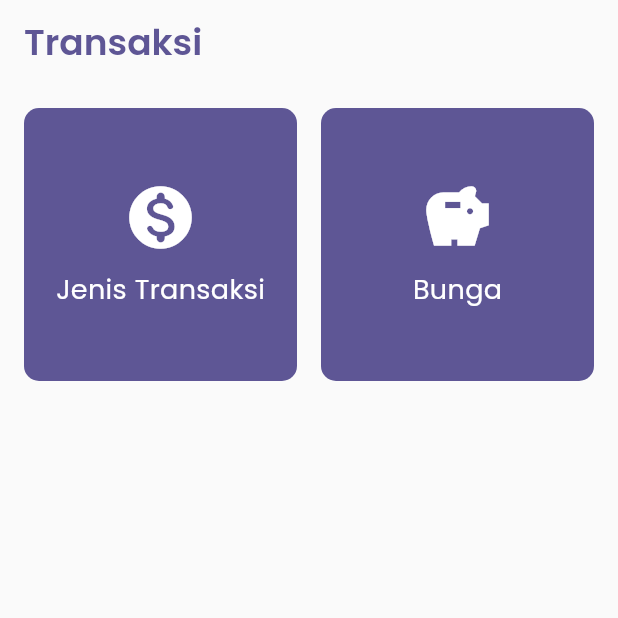
After one commit to ayukrisn/tugas_progmob_2, a Flutter app: the Transaction screen opened by its route, on a phone screen of 412 x 824 dp, the top half of it. The commit adds this screen. Run offline on Flutter 3.47's test engine with Material 3 defaults, Android fonts, the phone set to English and light mode, and no system bars; our stand-ins replace dio, get, get_storage; accounts and stored records are empty; network calls fail.

Commit message:
added some fixing

```diff
--- a/lib/features/savings/screens/add_saving.dart
+++ b/lib/features/savings/screens/add_saving.dart
@@ -81,7 +81,7 @@ class _AddSavingState extends State<AddSaving> {
               context: context,
               builder: (BuildContext context) {
                 return AlertDialog(
-                  title: Text("Tabungan berhasil ditambahkan!"),
+                  title: Text("Transaksi berhasil ditambahkan!"),
                   content: Text('Yeay!'),
                   actions: <Widget>[
                     TextButton(
@@ -138,7 +138,7 @@ class _AddSavingState extends State<AddSaving> {
     return Scaffold(
         backgroundColor: Color(0xFFFAFAFA),
         appBar: AppBar(
-          title: Text('Tambah Tabungan',
+          title: Text('Lakukan Transaksi',
               style: Theme.of(context).textTheme.headlineMedium?.copyWith(
                     color: const Color(0xFF5E5695),
                   )),
@@ -212,7 +212,7 @@ class _AddSavingState extends State<AddSaving> {
                                       ),
                                       padding:
                                           EdgeInsets.symmetric(vertical: 10)),
-                                  child: Text('Tambah Tabungan',
+                                  child: Text('Lakukan Transaksi',
                                       style: TextStyle(
                                           fontFamily: 'Poppins',
                                           fontSize: 16,
--- /dev/null
+++ b/lib/features/transaction/screens/transaction.dart
@@ -0,0 +1,72 @@
+import 'package:flutter/material.dart';
+
+class Transaction extends StatelessWidget {
+  const Transaction({super.key});
+
+  @override
+  Widget build(BuildContext context) {
+    return Scaffold(
+      backgroundColor: Color(0xFFFAFAFA),
+      appBar: AppBar(
+        automaticallyImplyLeading: false,
+        title: Text('Transaksi',
+          style: Theme.of(context).textTheme.headlineMedium?.copyWith(
+            color: Color(0xFF5E5695),
+          ),
+        ),
+      ),
+      body: Padding(
+        padding: const EdgeInsets.all(8.0),
+        child: GridView.count(
+          crossAxisCount: 2,
+          children: <Widget>[
+            buildMenuItem(
+              context,
+              icon: Icons.monetization_on_rounded,
+              title: 'Jenis Transaksi',
+              routeName: '/transactionType',
+            ),
+            buildMenuItem(
+              context,
+              icon: Icons.savings,
+              title: 'Bunga',
+              routeName: '/bunga',
+            ),
+          ],
+        ),
+      ),
+    );
+  }
+
+  Widget buildMenuItem(BuildContext context, {required IconData icon, required String title, required String routeName}) {
+    return GestureDetector(
+      onTap: () {
+        Navigator.pushNamed(
+          context,
+          routeName,
+        );
+      },
+      child: Container(
+        margin: EdgeInsets.all(8.0),
+        decoration: BoxDecoration(
+          color: Color(0xFF5E5695),
+          borderRadius: BorderRadius.circular(10.0),
+        ),
+        child: Column(
+          mainAxisAlignment: MainAxisAlignment.center,
+          children: [
+            Icon(icon, size: 50, color: Colors.white),
+            SizedBox(height: 10),
+            Text(
+              title,
+              style: TextStyle(
+                color: Colors.white,
+                fontSize: 18,
+              ),
+            ),
+          ],
+        ),
+      ),
+    );
+  }
+}
--- a/lib/features/transaction/screens/transaction_type.dart
+++ b/lib/features/transaction/screens/transaction_type.dart
@@ -43,8 +43,7 @@ class _TransactionTypeState extends State<TransactionType> {
     return Scaffold(
       backgroundColor: Color(0xFFFAFAFA),
       appBar: AppBar(
-        automaticallyImplyLeading: false,
-        title: Text('Transaksi',
+        title: Text('Jenis Transaksi',
             style: Theme.of(context).textTheme.headlineMedium?.copyWith(
                   color: Color(0xFF5E5695),
                 )),
@@ -70,6 +69,7 @@ class _TransactionTypeState extends State<TransactionType> {
                           Text(multiply.toString()),
                         ],
                       ),
+                      trailing: Text('ID: ${jenisTransaksi.id.toString()}')
                     ),
                   );
                 },
--- a/lib/features/users/screens/users_list.dart
+++ b/lib/features/users/screens/users_list.dart
@@ -213,16 +213,16 @@ class _UsersListState extends State<UsersList> {
                                             TextButton(
                                               onPressed: () {
                                                 Navigator.of(context)
-                                                    .pop(); // Close the dialog
+                                                    .pop();
                                               },
                                               child: Text('Tidak'),
                                             ),
                                             TextButton(
                                               onPressed: () {
                                                 delAnggota(anggota
-                                                    .id); // Call the logout function
+                                                    .id);
                                                 Navigator.of(context)
-                                                    .pop(); // Close the dialog
+                                                    .pop();
                                               },
                                               child: Text('Hapus'),
                                             ),
--- a/lib/main.dart
+++ b/lib/main.dart
@@ -14,6 +14,7 @@ import 'package:tugas_progmob_2/features/users/screens/add_user.dart';
 import 'package:tugas_progmob_2/features/users/screens/user_detail.dart';
 import 'package:tugas_progmob_2/features/users/screens/edit_user.dart';
 
+import 'package:tugas_progmob_2/features/transaction/screens/transaction.dart';
 import 'package:tugas_progmob_2/features/transaction/screens/transaction_type.dart';
 
 import 'package:tugas_progmob_2/features/savings/screens/savings_list.dart';
@@ -45,7 +46,8 @@ class MyApp extends StatelessWidget {
         GetPage(name: '/anggota/detail', page: () => UserDetail()),
         GetPage(name: '/anggota/tambah', page: () => AddUser()),
         GetPage(name: '/anggota/edit', page: () => EditUser()),
-        GetPage(name: '/transaction', page: () => TransactionType()),
+        GetPage(name: '/transaction', page: () => Transaction()),
+        GetPage(name: '/transactionType', page: () => TransactionType()),
         GetPage(name: '/savings', page: () => SavingList()),
         GetPage(name: '/savings/detail', page: () => SavingDetail()),
         GetPage(name: '/savings/tambah', page: () => AddSaving()),
--- a/lib/navbar.dart
+++ b/lib/navbar.dart
@@ -3,7 +3,7 @@ import 'package:get/get.dart';
 
 import 'package:tugas_progmob_2/features/profile/screens/profile_page.dart';
 import 'package:tugas_progmob_2/features/users/screens/users_list.dart';
-import 'package:tugas_progmob_2/features/transaction/screens/transaction_type.dart';
+import 'package:tugas_progmob_2/features/transaction/screens/transaction.dart';
 import 'package:tugas_progmob_2/features/savings/screens/savings_list.dart';
 class NavBar extends StatelessWidget {
   const NavBar({super.key});
@@ -39,6 +39,6 @@ class NavigationController extends GetxController {
     ProfilePage(),
     UsersList(),
     SavingList(),
-    TransactionType(),
+    Transaction(),
   ];
 }
```
Also changed, not shown: lib/features/savings/screens/savings_detail.dart (+17 -9 lines), lib/features/transaction/screens/bunga_list.dart (added).
